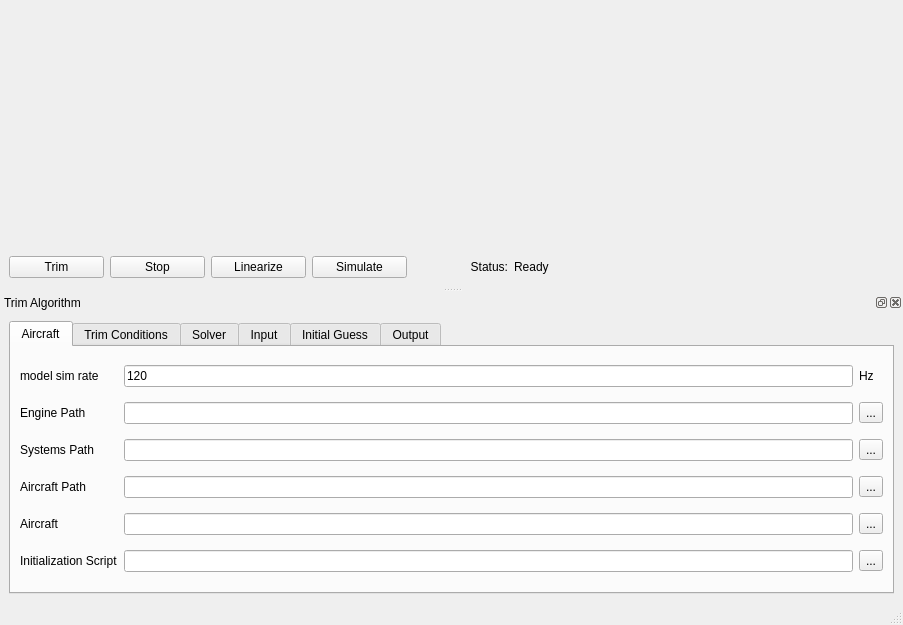
The window that gui/MainWindow.ui (arktools/jsbsim) describes before a commit, drawn with Qt 5.
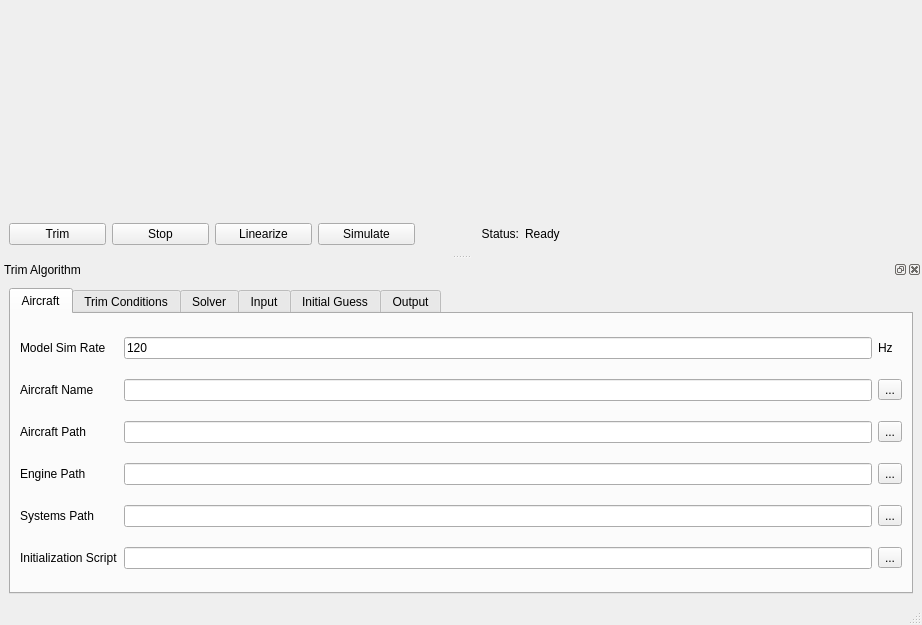
The same window after the commit. The open tabs and pages were chosen to show the change. Custom widgets are drawn as their Qt base class.

The edit to the form file:
```diff
--- a/gui/MainWindow.ui
+++ b/gui/MainWindow.ui
@@ -6,7 +6,7 @@
    <rect>
     <x>0</x>
     <y>0</y>
-    <width>903</width>
+    <width>922</width>
     <height>625</height>
    </rect>
   </property>
@@ -103,7 +103,7 @@
    <property name="minimumSize">
     <size>
      <width>900</width>
-     <height>310</height>
+     <height>343</height>
     </size>
    </property>
    <property name="windowTitle">
@@ -114,7 +114,7 @@
    </attribute>
    <widget class="QWidget" name="dockWidgetContents_6">
     <layout class="QGridLayout" name="gridLayout_4">
-     <item row="0" column="2">
+     <item row="0" column="0">
       <widget class="QTabWidget" name="tabWidget">
        <property name="sizePolicy">
         <sizepolicy hsizetype="MinimumExpanding" vsizetype="MinimumExpanding">
@@ -145,7 +145,7 @@
             </sizepolicy>
            </property>
            <property name="text">
-            <string>model sim rate</string>
+            <string>Model Sim Rate</string>
            </property>
           </widget>
          </item>
@@ -169,47 +169,34 @@
            </property>
           </widget>
          </item>
+         <item row="1" column="0">
+          <widget class="QLabel" name="label_9">
+           <property name="sizePolicy">
+            <sizepolicy hsizetype="Preferred" vsizetype="Fixed">
+             <horstretch>0</horstretch>
+             <verstretch>0</verstretch>
+            </sizepolicy>
+           </property>
+           <property name="text">
+            <string>Aircraft Name</string>
+           </property>
+          </widget>
+         </item>
+         <item row="1" column="1">
+          <widget class="QLineEdit" name="lineEdit_aircraft">
+           <property name="text">
+            <string/>
+           </property>
+          </widget>
+         </item>
+         <item row="1" column="2">
+          <widget class="QToolButton" name="toolButton_aircraft">
+           <property name="text">
+            <string>...</string>
+           </property>
+          </widget>
+         </item>
          <item row="2" column="0">
-          <widget class="QLabel" name="label_2">
-           <property name="sizePolicy">
-            <sizepolicy hsizetype="Preferred" vsizetype="Fixed">
-             <horstretch>0</horstretch>
-             <verstretch>0</verstretch>
-            </sizepolicy>
-           </property>
-           <property name="text">
-            <string>Engine Path</string>
-           </property>
-          </widget>
-         </item>
-         <item row="2" column="1">
-          <widget class="QLineEdit" name="lineEdit_enginePath">
-           <property name="text">
-            <string/>
-           </property>
-          </widget>
-         </item>
-         <item row="4" column="0">
-          <widget class="QLabel" name="label_4">
-           <property name="sizePolicy">
-            <sizepolicy hsizetype="Preferred" vsizetype="Fixed">
-             <horstretch>0</horstretch>
-             <verstretch>0</verstretch>
-            </sizepolicy>
-           </property>
-           <property name="text">
-            <string>Systems Path</string>
-           </property>
-          </widget>
-         </item>
-         <item row="4" column="1">
-          <widget class="QLineEdit" name="lineEdit_systemsPath">
-           <property name="text">
-            <string/>
-           </property>
-          </widget>
-         </item>
-         <item row="5" column="0">
           <widget class="QLabel" name="label_3">
            <property name="sizePolicy">
             <sizepolicy hsizetype="Preferred" vsizetype="Fixed">
@@ -222,36 +209,22 @@
            </property>
           </widget>
          </item>
-         <item row="2" column="2">
-          <widget class="QToolButton" name="toolButton_enginePath">
-           <property name="text">
-            <string>...</string>
-           </property>
-          </widget>
-         </item>
-         <item row="4" column="2">
-          <widget class="QToolButton" name="toolButton_systemsPath">
-           <property name="text">
-            <string>...</string>
-           </property>
-          </widget>
-         </item>
-         <item row="5" column="1">
+         <item row="2" column="1">
           <widget class="QLineEdit" name="lineEdit_aircraftPath">
            <property name="text">
             <string/>
            </property>
           </widget>
          </item>
-         <item row="5" column="2">
+         <item row="2" column="2">
           <widget class="QToolButton" name="toolButton_aircraftPath">
            <property name="text">
             <string>...</string>
            </property>
           </widget>
          </item>
-         <item row="6" column="0">
-          <widget class="QLabel" name="label_9">
+         <item row="3" column="0">
+          <widget class="QLabel" name="label_2">
            <property name="sizePolicy">
             <sizepolicy hsizetype="Preferred" vsizetype="Fixed">
              <horstretch>0</horstretch>
@@ -259,25 +232,24 @@
             </sizepolicy>
            </property>
            <property name="text">
-            <string>Aircraft</string>
+            <string>Engine Path</string>
            </property>
           </widget>
          </item>
-         <item row="6" column="1">
-          <widget class="QLineEdit" name="lineEdit_aircraft">
-           <property name="text">
-            <string/>
+         <item row="4" column="0">
+          <widget class="QLabel" name="label_4">
+           <property name="sizePolicy">
+            <sizepolicy hsizetype="Preferred" vsizetype="Fixed">
+             <horstretch>0</horstretch>
+             <verstretch>0</verstretch>
+            </sizepolicy>
            </property>
-          </widget>
-         </item>
-         <item row="6" column="2">
-          <widget class="QToolButton" name="toolButton_aircraft">
            <property name="text">
-            <string>...</string>
+            <string>Systems Path</string>
            </property>
           </widget>
          </item>
-         <item row="7" column="0">
+         <item row="5" column="0">
           <widget class="QLabel" name="label_5">
            <property name="sizePolicy">
             <sizepolicy hsizetype="Preferred" vsizetype="Fixed">
@@ -290,14 +262,42 @@
            </property>
           </widget>
          </item>
-         <item row="7" column="1">
+         <item row="3" column="1">
+          <widget class="QLineEdit" name="lineEdit_enginePath">
+           <property name="text">
+            <string/>
+           </property>
+          </widget>
+         </item>
+         <item row="4" column="1">
+          <widget class="QLineEdit" name="lineEdit_systemsPath">
+           <property name="text">
+            <string/>
+           </property>
+          </widget>
+         </item>
+         <item row="5" column="1">
           <widget class="QLineEdit" name="lineEdit_initScript">
            <property name="text">
             <string/>
            </property>
           </widget>
          </item>
-         <item row="7" column="2">
+         <item row="3" column="2">
+          <widget class="QToolButton" name="toolButton_enginePath">
+           <property name="text">
+            <string>...</string>
+           </property>
+          </widget>
+         </item>
+         <item row="4" column="2">
+          <widget class="QToolButton" name="toolButton_systemsPath">
+           <property name="text">
+            <string>...</string>
+           </property>
+          </widget>
+         </item>
+         <item row="5" column="2">
           <widget class="QToolButton" name="toolButton_initScript">
            <property name="text">
             <string>...</string>
```
Left out of the diff: 75 changed lines with no effect on the pictures.
